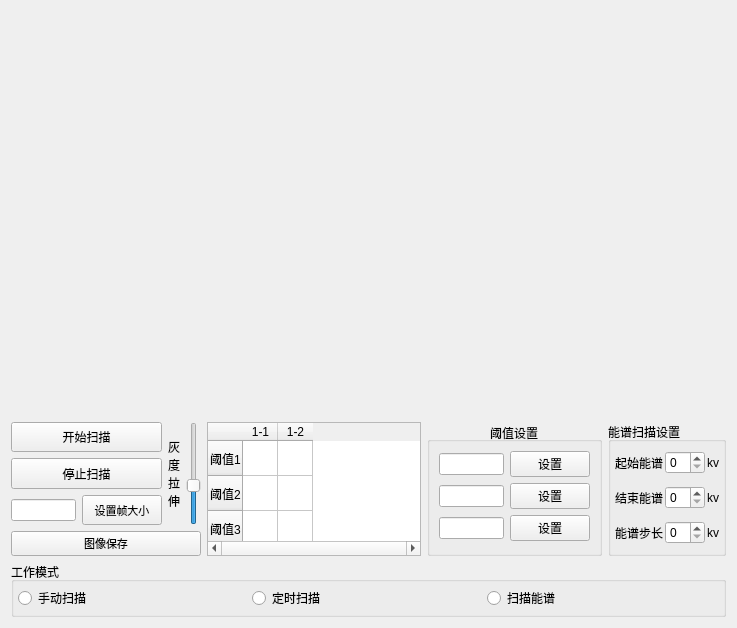
This is widget.ui in curious-heart/indirct_det_tool as Qt 5 draws it before an edit. The edited form follows.
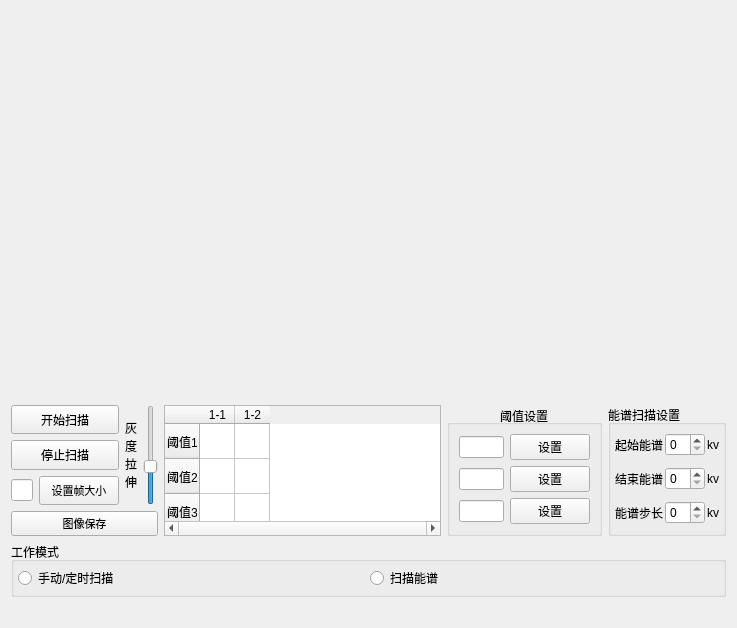
This is the edited form.

```diff
--- a/widget.ui
+++ b/widget.ui
@@ -124,7 +124,7 @@
     </layout>
    </item>
    <item>
-    <layout class="QHBoxLayout" name="horizontalLayout_2">
+    <layout class="QHBoxLayout" name="horizontalLayout_2" stretch="1,5,2,2">
      <item>
       <layout class="QVBoxLayout" name="verticalLayout_7">
        <item>
@@ -510,14 +510,7 @@
       <item>
        <widget class="QRadioButton" name="manScanRBtn">
         <property name="text">
-         <string>手动扫描</string>
-        </property>
-       </widget>
-      </item>
-      <item>
-       <widget class="QRadioButton" name="timerScanRBtn">
-        <property name="text">
-         <string>定时扫描</string>
+         <string>手动/定时扫描</string>
         </property>
        </widget>
       </item>
@@ -531,6 +524,13 @@
      </layout>
     </widget>
    </item>
+   <item>
+    <widget class="QLabel" name="scanStatusLbl">
+     <property name="text">
+      <string/>
+     </property>
+    </widget>
+   </item>
   </layout>
  </widget>
  <resources/>
```
Left out of the diff: 80 changed lines with no effect on the pictures.
